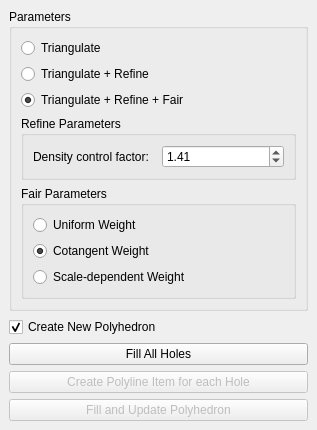
The window that Polyhedron/demo/Polyhedron/Hole_filling_widget.ui (CGAL/cgal) describes before a commit, drawn with Qt 5.
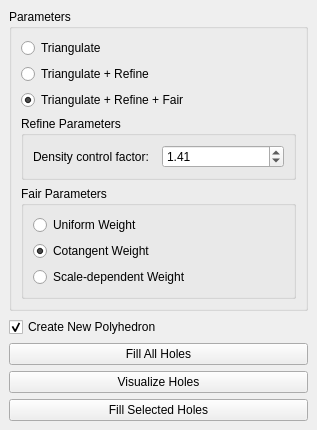
The same window after the commit.

Commit message: Hole filling plugin - hole selection with mouse (works with ctrl) (for now does not support Create new polyhedron)

```diff
--- a/Polyhedron/demo/Polyhedron/Hole_filling_widget.ui
+++ b/Polyhedron/demo/Polyhedron/Hole_filling_widget.ui
@@ -139,20 +139,20 @@
     <item>
      <widget class="QPushButton" name="Create_polyline_item_button">
       <property name="enabled">
-       <bool>false</bool>
+       <bool>true</bool>
       </property>
       <property name="text">
-       <string>Create Polyline Item for each Hole</string>
+       <string>Visualize Holes</string>
       </property>
      </widget>
     </item>
     <item>
      <widget class="QPushButton" name="Fill_and_update_button">
       <property name="enabled">
-       <bool>false</bool>
+       <bool>true</bool>
       </property>
       <property name="text">
-       <string>Fill and Update Polyhedron</string>
+       <string>Fill Selected Holes</string>
       </property>
      </widget>
     </item>
```
Left out of the diff: 4 changed lines with no effect on the pictures. The commit also changes 4 other files.
